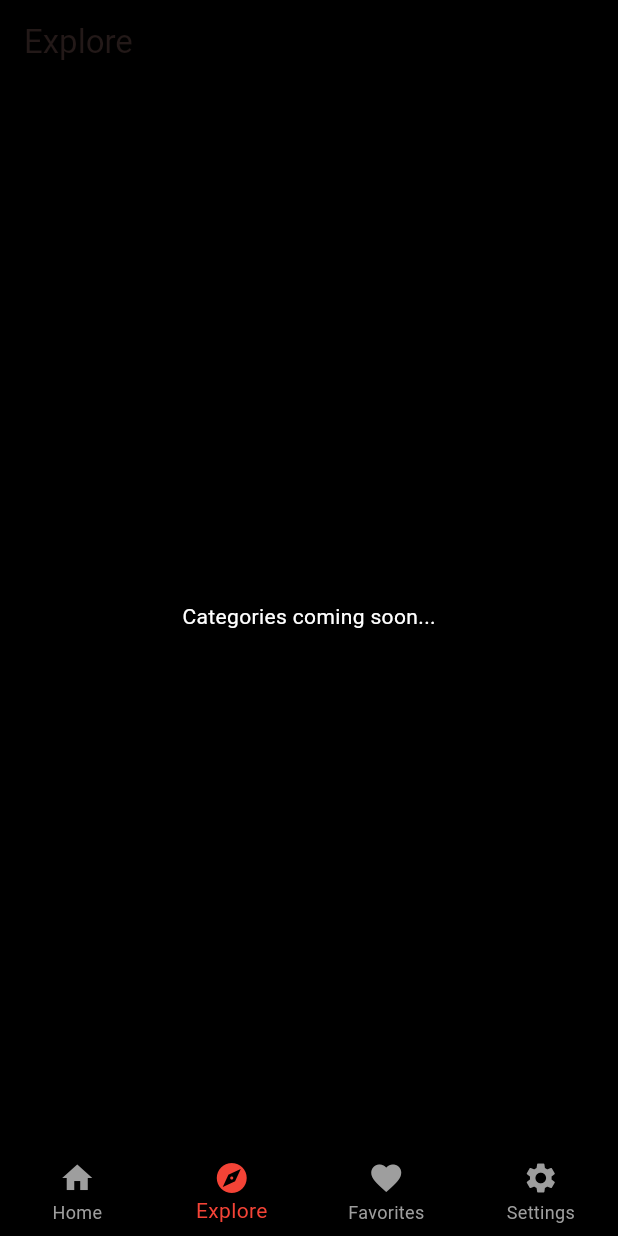
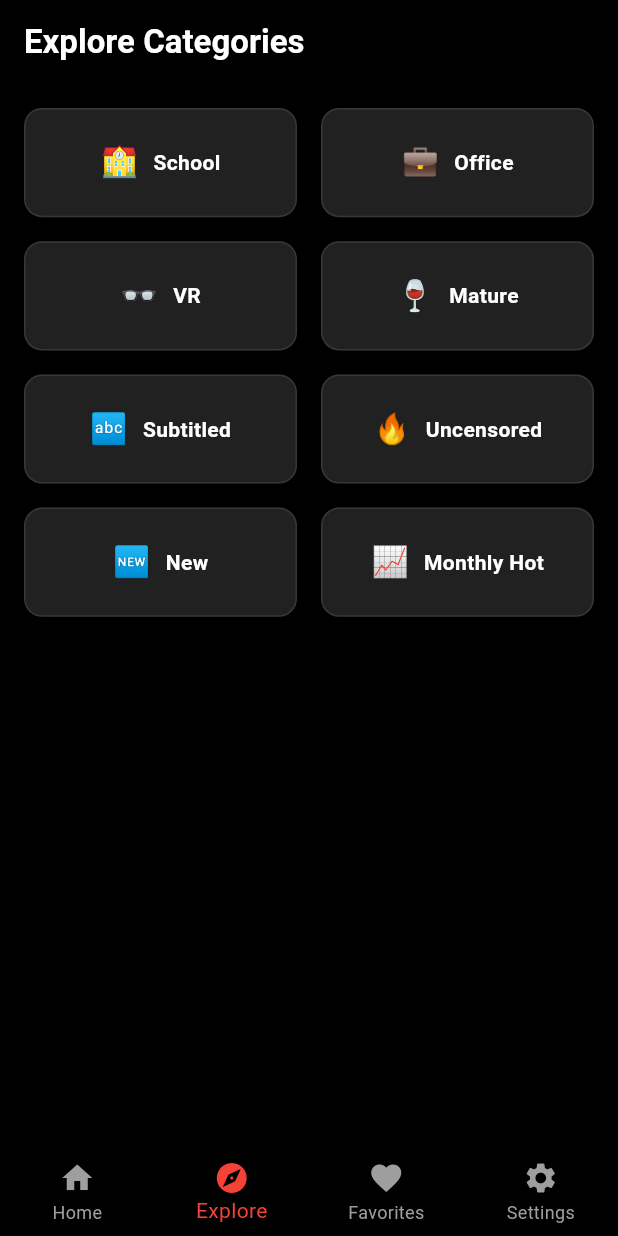
Before and after one commit to panyou1996/miss_net, a Flutter app: the screen it shows after launch, item 2 of the bottom bar chosen, on a phone screen of 412 x 824 dp. Run offline on Flutter 3.47's test engine with Material 3 defaults, Android fonts, the phone set to English and light mode, and no system bars; our stand-ins replace cached_network_image, chewie, dartz, equatable, flutter_bloc, get_it and 5 more; missing offline and left inert: flutter_inappwebview; accounts and stored records are empty.

Commit message:
feat: complete Explore page, fix Favorites loading, and enable category navigation from Home

```diff
--- a/miss_net/lib/presentation/blocs/home/home_bloc.dart
+++ b/miss_net/lib/presentation/blocs/home/home_bloc.dart
@@ -57,7 +57,7 @@ class HomeBloc extends Bloc<HomeEvent, HomeState> {
       repository.getRecentVideos(limit: 15, category: 'new'),
       repository.getRecentVideos(limit: 10, category: 'monthly_hot'),
       repository.getRecentVideos(limit: 10, category: 'weekly_hot'),
-      repository.getRecentVideos(limit: 10, category: 'Subtitled'),
+      repository.getRecentVideos(limit: 10, category: 'uncensored'),
     ]);
 
     final List<HomeSection> sections = [];
@@ -75,8 +75,8 @@ class HomeBloc extends Bloc<HomeEvent, HomeState> {
     );
 
     // Process others
-    final titles = ["Monthly Hot", "Weekly Hot", "Subtitled"];
-    final categories = ["monthly_hot", "weekly_hot", "Subtitled"];
+    final titles = ["Monthly Hot", "Weekly Hot", "Uncensored"];
+    final categories = ["monthly_hot", "weekly_hot", "uncensored"];
 
     for (int i = 1; i < results.length; i++) {
       results[i].fold(
--- a/miss_net/lib/presentation/pages/explore/explore_page.dart
+++ b/miss_net/lib/presentation/pages/explore/explore_page.dart
@@ -1,14 +1,69 @@
 import 'package:flutter/material.dart';
+import '../category/category_detail_page.dart';
 
 class ExplorePage extends StatelessWidget {
   const ExplorePage({super.key});
+
+  final List<Map<String, String>> categories = const [
+    {'title': 'School', 'category': 'School', 'icon': '🏫'},
+    {'title': 'Office', 'category': 'Office', 'icon': '💼'},
+    {'title': 'VR', 'category': 'VR', 'icon': '👓'},
+    {'title': 'Mature', 'category': 'Mature', 'icon': '🍷'},
+    {'title': 'Subtitled', 'category': 'Subtitled', 'icon': '🔤'},
+    {'title': 'Uncensored', 'category': 'uncensored', 'icon': '🔥'},
+    {'title': 'New', 'category': 'new', 'icon': '🆕'},
+    {'title': 'Monthly Hot', 'category': 'monthly_hot', 'icon': '📈'},
+  ];
 
   @override
   Widget build(BuildContext context) {
     return Scaffold(
       backgroundColor: Colors.black,
-      appBar: AppBar(title: const Text("Explore"), backgroundColor: Colors.black),
-      body: const Center(child: Text("Categories coming soon...", style: TextStyle(color: Colors.white))),
+      appBar: AppBar(
+        title: const Text("Explore Categories", style: TextStyle(color: Colors.white, fontWeight: FontWeight.bold)),
+        backgroundColor: Colors.black,
+      ),
+      body: GridView.builder(
+        padding: const EdgeInsets.all(16),
+        gridDelegate: const SliverGridDelegateWithFixedCrossAxisCount(
+          crossAxisCount: 2,
+          crossAxisSpacing: 16,
+          mainAxisSpacing: 16,
+          childAspectRatio: 2.5,
+        ),
+        itemCount: categories.length,
+        itemBuilder: (context, index) {
+          final item = categories[index];
+          return InkWell(
+            onTap: () {
+              Navigator.push(
+                context,
+                MaterialPageRoute(
+                  builder: (_) => CategoryDetailPage(title: item['title']!, category: item['category']!),
+                ),
+              );
+            },
+            child: Container(
+              decoration: BoxDecoration(
+                color: Colors.grey[900],
+                borderRadius: BorderRadius.circular(12),
+                border: Border.all(color: Colors.white.withOpacity(0.1)),
+              ),
+              child: Row(
+                mainAxisAlignment: MainAxisAlignment.center,
+                children: [
+                  Text(item['icon']!, style: const TextStyle(fontSize: 20)),
+                  const SizedBox(width: 10),
+                  Text(
+                    item['title']!,
+                    style: const TextStyle(color: Colors.white, fontWeight: FontWeight.bold),
+                  ),
+                ],
+              ),
+            ),
+          );
+        },
+      ),
     );
   }
 }
```
Also changed, not shown: miss_net/lib/presentation/pages/category/category_detail_page.dart (added, +76 -0 lines), miss_net/lib/presentation/pages/favorites/favorites_page.dart (+79 -3 lines), miss_net/lib/presentation/pages/home_page.dart (+20 -3 lines), 1 other file.
